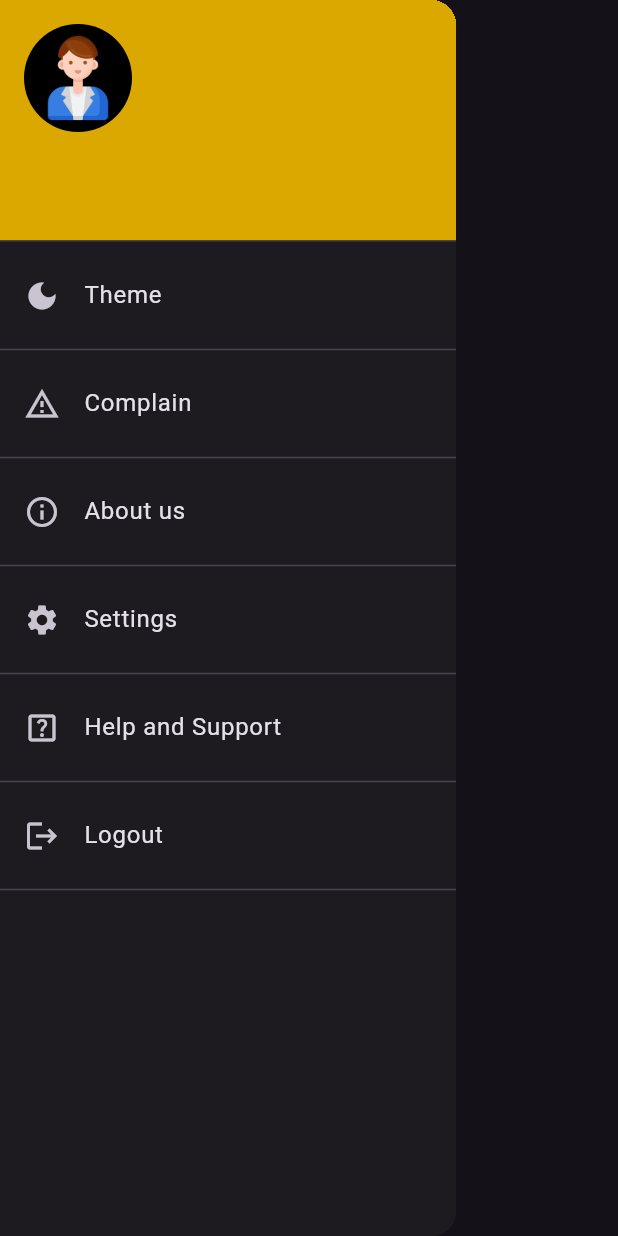
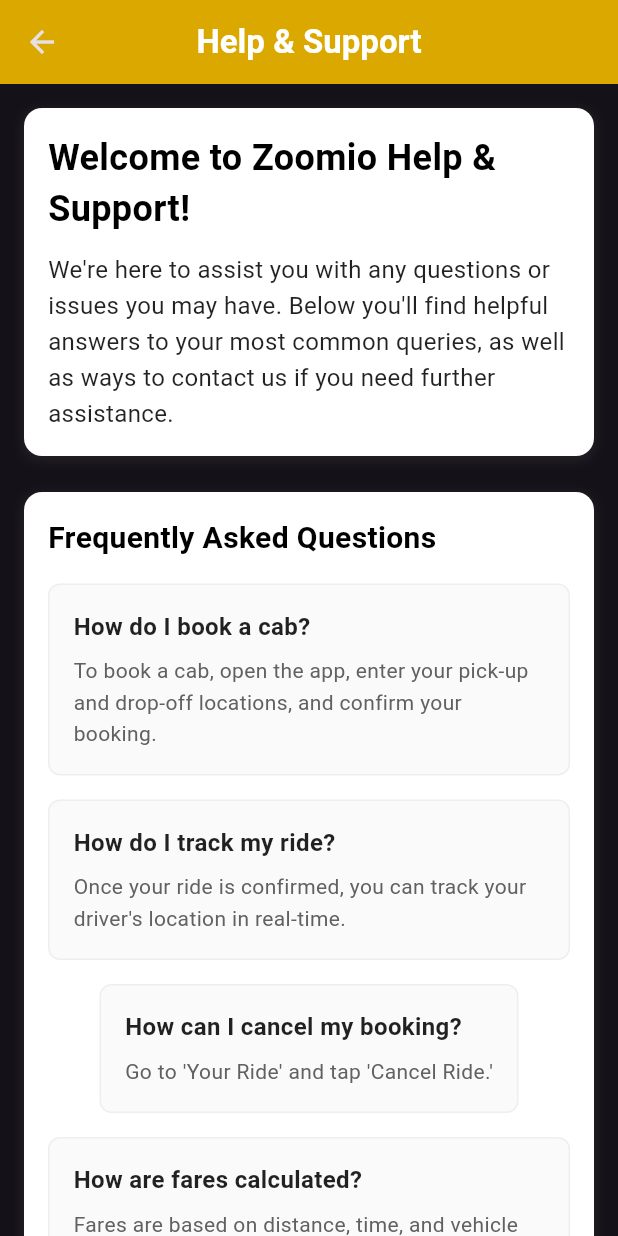
Before and after one commit to jincykp/zoomio, a Flutter app: the CustomDrawerawer widget shown alone on an empty page, opened directly, after a tap on "Help and Support", on a phone screen of 412 x 824 dp. Run offline on Flutter 3.47's test engine with Material 3 defaults, Android fonts, the phone set to English and light mode, and no system bars; our stand-ins replace bloc, buttons_tabbar, cloud_firestore, equatable, firebase_auth, firebase_core and 16 more; missing offline and left inert: flutter_polyline_points, razorpay_flutter; accounts and stored records are empty.

Commit message:
Implemented Help & Support section in Zoomio app, including FAQs, contact info, and feedback options

```diff
--- a/lib/views/screens/custom_widgets/custom_drawer.dart
+++ b/lib/views/screens/custom_widgets/custom_drawer.dart
@@ -10,6 +10,8 @@
 import 'package:zoomer/services/auth_services.dart';
 import 'package:zoomer/services/userservices.dart';
 import 'package:zoomer/views/screens/complaints/complaints.dart';
+import 'package:zoomer/views/screens/drawer_screens/about_us.dart';
+import 'package:zoomer/views/screens/drawer_screens/help_and_support.dart';
 import 'package:zoomer/views/screens/login_screens/sign_in.dart';
 import 'package:zoomer/views/screens/profile/user_profile_screen.dart';
 import 'package:zoomer/views/screens/styles/appstyles.dart';
@@ -174,22 +176,12 @@
             ),
             const Divider(),
             _buildDrawerListTile(
-              icon: Icons.warning_amber_outlined,
-              title: "Complain",
-              onTap: () {
-                Navigator.push(
-                  context,
-                  MaterialPageRoute(
-                    builder: (context) => const ComplaintScreen(),
-                  ),
-                );
-              },
-            ),
-            const Divider(),
-            _buildDrawerListTile(
               icon: Icons.info_outline,
               title: "About us",
-              onTap: () {},
+              onTap: () {
+                Navigator.push(context,
+                    MaterialPageRoute(builder: (context) => AboutUsScreen()));
+              },
             ),
             const Divider(),
             _buildDrawerListTile(
@@ -201,7 +193,12 @@
             _buildDrawerListTile(
               icon: Icons.help_center_outlined,
               title: "Help and Support",
-              onTap: () {},
+              onTap: () {
+                Navigator.push(
+                    context,
+                    MaterialPageRoute(
+                        builder: (context) => const HelpAndSupportScreen()));
+              },
             ),
             const Divider(),
             _buildDrawerListTile(
--- /dev/null
+++ b/lib/views/screens/drawer_screens/help_and_support.dart
@@ -0,0 +1,302 @@
+import 'package:flutter/material.dart';
+import 'package:zoomer/views/screens/styles/appstyles.dart';
+
+class HelpAndSupportScreen extends StatelessWidget {
+  const HelpAndSupportScreen({super.key});
+
+  @override
+  Widget build(BuildContext context) {
+    return Scaffold(
+      // backgroundColor: Colors.grey[50],
+      appBar: AppBar(
+        title: const Text(
+          "Help & Support",
+          style: TextStyle(
+            fontWeight: FontWeight.bold,
+            color: Colors.white,
+          ),
+        ),
+        centerTitle: true,
+        backgroundColor: ThemeColors.primaryColor,
+        elevation: 0,
+      ),
+      body: SingleChildScrollView(
+        child: Padding(
+          padding: const EdgeInsets.all(16.0),
+          child: Column(
+            crossAxisAlignment: CrossAxisAlignment.start,
+            children: [
+              _buildHeader(),
+              const SizedBox(height: 24),
+              _buildFAQSection(),
+              const SizedBox(height: 24),
+              _buildContactSupportSection(),
+              const SizedBox(height: 24),
+              _buildReportIssueSection(),
+              const SizedBox(height: 24),
+              _buildTermsAndConditionsSection(),
+              const SizedBox(height: 24),
+              _buildSocialMediaSection(),
+              const SizedBox(height: 32),
+            ],
+          ),
+        ),
+      ),
+    );
+  }
+
+  Widget _buildHeader() {
+    return Container(
+      padding: const EdgeInsets.all(16),
+      decoration: BoxDecoration(
+        color: Colors.white,
+        borderRadius: BorderRadius.circular(12),
+        boxShadow: [
+          BoxShadow(
+            color: Colors.grey.withOpacity(0.1),
+            spreadRadius: 1,
+            blurRadius: 5,
+            offset: const Offset(0, 2),
+          ),
+        ],
+      ),
+      child: const Column(
+        crossAxisAlignment: CrossAxisAlignment.start,
+        children: [
+          Text(
+            "Welcome to Zoomio Help & Support!",
+            style: TextStyle(
+              fontSize: 24,
+              fontWeight: FontWeight.bold,
+              color: Colors.black,
+            ),
+          ),
+          SizedBox(height: 12),
+          Text(
+            "We're here to assist you with any questions or issues you may have. Below you'll find helpful answers to your most common queries, as well as ways to contact us if you need further assistance.",
+            style: TextStyle(
+              fontSize: 16,
+              color: Colors.black87,
+              height: 1.5,
+            ),
+          ),
+        ],
+      ),
+    );
+  }
+
+  Widget _buildFAQSection() {
+    return _buildSection(
+      title: "Frequently Asked Questions",
+      child: Column(
+        children: [
+          _buildFAQItem(
+            "How do I book a cab?",
+            "To book a cab, open the app, enter your pick-up and drop-off locations, and confirm your booking.",
+          ),
+          _buildFAQItem(
+            "How do I track my ride?",
+            "Once your ride is confirmed, you can track your driver's location in real-time.",
+          ),
+          _buildFAQItem(
+            "How can I cancel my booking?",
+            "Go to 'Your Ride' and tap 'Cancel Ride.'",
+          ),
+          _buildFAQItem(
+            "How are fares calculated?",
+            "Fares are based on distance, time, and vehicle type.",
+          ),
+        ],
+      ),
+    );
+  }
+
+  Widget _buildFAQItem(String question, String answer) {
+    return Container(
+      margin: const EdgeInsets.only(bottom: 16),
+      padding: const EdgeInsets.all(16),
+      decoration: BoxDecoration(
+        color: Colors.grey[50],
+        borderRadius: BorderRadius.circular(8),
+        border: Border.all(color: Colors.grey[200]!),
+      ),
+      child: Column(
+        crossAxisAlignment: CrossAxisAlignment.start,
+        children: [
+          Text(
+            question,
+            style: const TextStyle(
+              fontSize: 16,
+              fontWeight: FontWeight.bold,
+              color: Colors.black87,
+            ),
+          ),
+          const SizedBox(height: 8),
+          Text(
+            answer,
+            style: TextStyle(
+              fontSize: 14,
+              color: Colors.grey[700],
+              height: 1.5,
+            ),
+          ),
+        ],
+      ),
+    );
+  }
+
+  Widget _buildContactSupportSection() {
+    return _buildSection(
+      title: "Contact Support",
+      child: Column(
+        children: [
+          _buildContactItem(
+            "Phone Support",
+            "Call us at: 1-800-ZOOMIO (1-800-966-6466)",
+            Icons.phone,
+          ),
+          _buildContactItem(
+            "Email Support",
+            "Email us at: support@zoomio.com",
+            Icons.email,
+          ),
+          _buildContactItem(
+            "Live Chat",
+            "Start a live chat with our support team in the app.",
+            Icons.chat_bubble,
+          ),
+        ],
+      ),
+    );
+  }
+
+  Widget _buildContactItem(String title, String info, IconData icon) {
+    return Container(
+      margin: const EdgeInsets.only(bottom: 16),
+      padding: const EdgeInsets.all(16),
+      decoration: BoxDecoration(
+        color: Colors.white,
+        borderRadius: BorderRadius.circular(8),
+        border: Border.all(color: Colors.grey[200]!),
+      ),
+      child: Row(
+        children: [
+          Icon(icon, color: Colors.blue[600], size: 24),
+          const SizedBox(width: 16),
+          Expanded(
+            child: Column(
+              crossAxisAlignment: CrossAxisAlignment.start,
+              children: [
+                Text(
+                  title,
+                  style: const TextStyle(
+                    fontSize: 16,
+                    fontWeight: FontWeight.bold,
+                    color: Colors.black87,
+                  ),
+                ),
+                const SizedBox(height: 4),
+                Text(
+                  info,
+                  style: TextStyle(
+                    fontSize: 14,
+                    color: Colors.grey[700],
+                  ),
+                ),
+              ],
+            ),
+          ),
+        ],
+      ),
+    );
+  }
+
+  Widget _buildReportIssueSection() {
+    return _buildSection(
+      title: "Report an Issue",
+      child: _buildContactItem(
+        "Submit a Ticket",
+        "Click here to submit an issue to our support team.",
+        Icons.report_problem,
+      ),
+    );
+  }
+
+  Widget _buildTermsAndConditionsSection() {
+    return _buildSection(
+      title: "Terms and Conditions / Privacy Policy",
+      child: Column(
+        children: [
+          _buildContactItem(
+            "View Terms & Conditions",
+            "Read our terms and conditions here.",
+            Icons.description,
+          ),
+          _buildContactItem(
+            "View Privacy Policy",
+            "Learn how we handle your data.",
+            Icons.privacy_tip,
+          ),
+        ],
+      ),
+    );
+  }
+
+  Widget _buildSocialMediaSection() {
+    return _buildSection(
+      title: "Stay Connected",
+      child: Column(
+        children: [
+          _buildContactItem(
+            "Facebook",
+            "@ZoomioApp",
+            Icons.facebook,
+          ),
+          _buildContactItem(
+            "Twitter",
+            "@ZoomioApp",
+            Icons.catching_pokemon,
+          ),
+          _buildContactItem(
+            "Instagram",
+            "@ZoomioApp",
+            Icons.camera_alt,
+          ),
+        ],
+      ),
+    );
+  }
+
+  Widget _buildSection({required String title, required Widget child}) {
+    return Container(
+      padding: const EdgeInsets.all(16),
+      decoration: BoxDecoration(
+        color: Colors.white,
+        borderRadius: BorderRadius.circular(12),
+        boxShadow: [
+          BoxShadow(
+            color: Colors.grey.withOpacity(0.1),
+            spreadRadius: 1,
+            blurRadius: 5,
+            offset: const Offset(0, 2),
+          ),
+        ],
+      ),
+      child: Column(
+        crossAxisAlignment: CrossAxisAlignment.start,
+        children: [
+          Text(
+            title,
+            style: const TextStyle(
+              fontSize: 20,
+              fontWeight: FontWeight.bold,
+              color: Colors.black,
+            ),
+          ),
+          const SizedBox(height: 16),
+          child,
+        ],
+      ),
+    );
+  }
+}
```
Also changed, not shown: lib/views/screens/drawer_screens/about_us.dart (added, +163 -0 lines).
